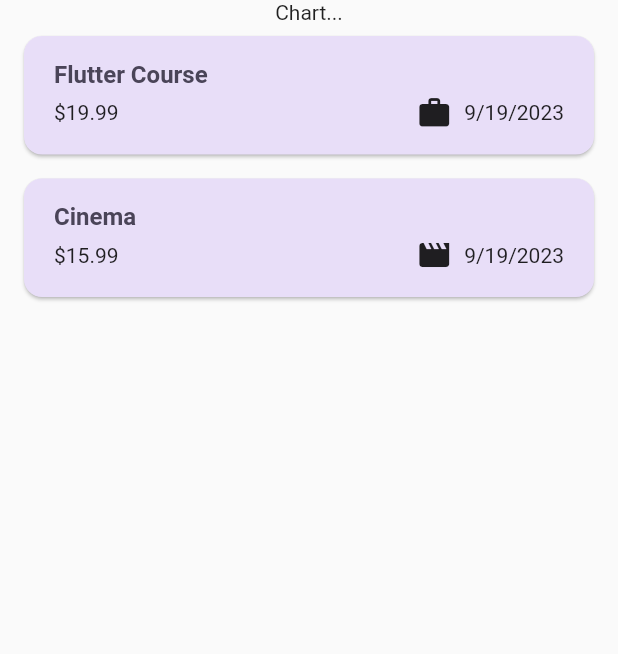
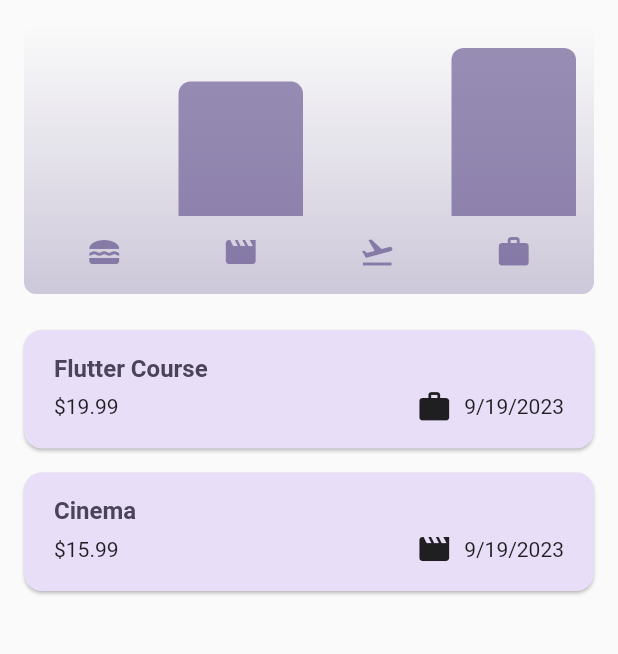
Before and after one commit to upendraTRL/ExpenseTracker, a Flutter app: the screen it shows after launch, on a phone screen of 412 x 824 dp, the part 84-738 px from its top. Run offline on Flutter 3.47's test engine with Material 2 defaults, Android fonts, the phone set to English and light mode, and no system bars.

Commit message:
Module Completed!

```diff
--- a/lib/models/expense.dart
+++ b/lib/models/expense.dart
@@ -35,3 +35,29 @@ class Expense {
     return formatter.format(date);
   }
 }
+
+class ExpenseBucket {
+  const ExpenseBucket({
+    required this.category,
+    required this.expenses,
+  });
+
+  //Adding additional constructor function, for Chart Bar.
+  ExpenseBucket.forCategory(List<Expense> allExpenses, this.category)
+      : expenses = allExpenses
+            .where((expense) => expense.category == category)
+            .toList();
+
+  final Category category;
+  final List<Expense> expenses;
+
+  double get totalExpense {
+    double sum = 0;
+
+    for (final expense in expenses) {
+      sum += expense.amount;
+    }
+
+    return sum;
+  }
+}
--- /dev/null
+++ b/lib/widgets/chart/chart.dart
@@ -0,0 +1,95 @@
+import 'package:flutter/material.dart';
+
+import 'package:expense_tracker/widgets/chart/chart_bar.dart';
+import 'package:expense_tracker/models/expense.dart';
+
+class Chart extends StatelessWidget {
+  const Chart({super.key, required this.expenses});
+
+  final List<Expense> expenses;
+
+  List<ExpenseBucket> get buckets {
+    return [
+      ExpenseBucket.forCategory(expenses, Category.food),
+      ExpenseBucket.forCategory(expenses, Category.leisure),
+      ExpenseBucket.forCategory(expenses, Category.travel),
+      ExpenseBucket.forCategory(expenses, Category.work),
+    ];
+  }
+
+  double get maxTotalExpense {
+    double maxTotalExpense = 0;
+
+    for (final bucket in buckets) {
+      if (bucket.totalExpense > maxTotalExpense) {
+        maxTotalExpense = bucket.totalExpense;
+      }
+    }
+
+    return maxTotalExpense;
+  }
+
+  @override
+  Widget build(BuildContext context) {
+    final isDarkMode =
+        MediaQuery.of(context).platformBrightness == Brightness.dark;
+    return Container(
+      margin: const EdgeInsets.all(16),
+      padding: const EdgeInsets.symmetric(
+        vertical: 16,
+        horizontal: 8,
+      ),
+      width: double.infinity,
+      height: 180,
+      decoration: BoxDecoration(
+        borderRadius: BorderRadius.circular(8),
+        gradient: LinearGradient(
+          colors: [
+            Theme.of(context).colorScheme.primary.withOpacity(0.3),
+            Theme.of(context).colorScheme.primary.withOpacity(0.0)
+          ],
+          begin: Alignment.bottomCenter,
+          end: Alignment.topCenter,
+        ),
+      ),
+      child: Column(
+        children: [
+          Expanded(
+            child: Row(
+              crossAxisAlignment: CrossAxisAlignment.end,
+              children: [
+                for (final bucket in buckets) // alternative to map()
+                  ChartBar(
+                    fill: bucket.totalExpense == 0
+                        ? 0
+                        : bucket.totalExpense / maxTotalExpense,
+                  )
+              ],
+            ),
+          ),
+          const SizedBox(height: 12),
+          Row(
+            children: buckets
+                .map(
+                  (bucket) => Expanded(
+                    child: Padding(
+                      padding: const EdgeInsets.symmetric(horizontal: 4),
+                      child: Icon(
+                        categoryIcons[bucket.category],
+                        color: isDarkMode
+                            ? Theme.of(context).colorScheme.secondary
+                            : Theme.of(context)
+                                .colorScheme
+                                .primary
+                                .withOpacity(0.7),
+                      ),
+                    ),
+                  ),
+                )
+                .toList(),
+          )
+        ],
+      ),
+    );
+  }
+}
--- /dev/null
+++ b/lib/widgets/chart/chart_bar.dart
@@ -0,0 +1,34 @@
+import 'package:flutter/material.dart';
+
+class ChartBar extends StatelessWidget {
+  const ChartBar({
+    super.key,
+    required this.fill,
+  });
+
+  final double fill;
+
+  @override
+  Widget build(BuildContext context) {
+    final isDarkMode =
+        MediaQuery.of(context).platformBrightness == Brightness.dark;
+    return Expanded(
+      child: Padding(
+        padding: const EdgeInsets.symmetric(horizontal: 4),
+        child: FractionallySizedBox(
+          heightFactor: fill,
+          child: DecoratedBox(
+            decoration: BoxDecoration(
+              shape: BoxShape.rectangle,
+              borderRadius:
+                  const BorderRadius.vertical(top: Radius.circular(8)),
+              color: isDarkMode
+                  ? Theme.of(context).colorScheme.secondary
+                  : Theme.of(context).colorScheme.primary.withOpacity(0.65),
+            ),
+          ),
+        ),
+      ),
+    );
+  }
+}
--- a/lib/widgets/expenses.dart
+++ b/lib/widgets/expenses.dart
@@ -1,5 +1,6 @@
 import 'package:flutter/material.dart';
 
+import 'package:expense_tracker/widgets/chart/chart.dart';
 import 'package:expense_tracker/widgets/expenses_list/expenses_list.dart';
 import 'package:expense_tracker/widgets/new_expense.dart';
 import 'package:expense_tracker/models/expense.dart';
@@ -51,7 +52,8 @@ class _ExpensesState extends State<Expenses> {
     setState(() {
       _registeredExpenses.remove(expense);
     });
-    ScaffoldMessenger.of(context).clearSnackBars(); //Immediately clears undo msg when next item is deleted.
+    ScaffoldMessenger.of(context)
+        .clearSnackBars(); //Immediately clears undo msg when next item is deleted.
     ScaffoldMessenger.of(context).showSnackBar(
       SnackBar(
         duration: const Duration(seconds: 3),
@@ -93,7 +95,7 @@ class _ExpensesState extends State<Expenses> {
       ),
       body: Column(
         children: [
-          const Text("Chart..."),
+          Chart(expenses: _registeredExpenses),
           Expanded(
             child: mainContent,
           ),
```
Also changed, not shown: lib/main.dart (line endings or trailing spaces).
